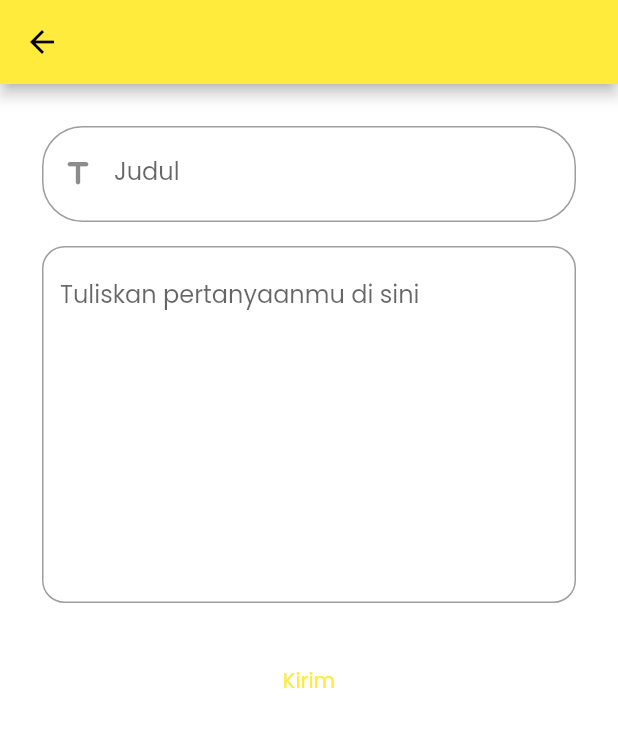
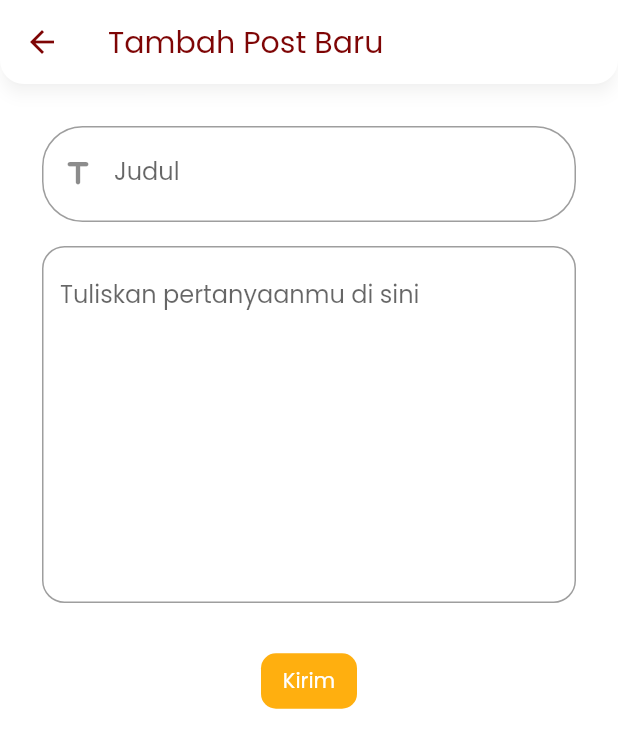
Before and after one commit to PBP-C05/do-nasi-mobile, a Flutter app: the AddQuestionForm screen opened directly, on a phone screen of 412 x 824 dp. Shown: the top 748 px of the screen. Run offline on Flutter 3.47's test engine with Material 2 defaults, Android fonts, the phone set to English and light mode, and no system bars; our stand-ins replace carousel_slider, countup, google_nav_bar, line_icons; missing offline and left inert: date_count_down, pbp_django_auth.

Commit message:
textfield layout change + form page edit

```diff
--- a/lib/page/add_question.dart
+++ b/lib/page/add_question.dart
@@ -66,7 +66,18 @@ class _AddQuestionFormState extends State<AddQuestionForm> {
     // print(request.toString());
 
     return Scaffold(
-      appBar: AppBar(),
+      appBar: AppBar(
+        title: Text("Tambah Post Baru"),
+        shape: const RoundedRectangleBorder(
+          borderRadius: BorderRadius.vertical(
+            bottom: Radius.circular(16),
+          )
+        ),
+        backgroundColor: Colors.white,
+        foregroundColor: Color.fromARGB(255, 126, 5, 5),
+        shadowColor: Color.fromARGB(28, 113, 113, 105),
+        elevation: 4,
+      ),
       body: Form(
         key: _postFormKey,
         child: SingleChildScrollView(
@@ -163,6 +174,13 @@ class _AddQuestionFormState extends State<AddQuestionForm> {
                         _showPopUpAfter();
                       }
                     },
+                    style: TextButton.styleFrom(
+                      backgroundColor: Color.fromARGB(255, 255, 175, 15),
+                      foregroundColor: Colors.white,
+                      shape: RoundedRectangleBorder(
+                        borderRadius: BorderRadius.all(Radius.circular(10)),
+                      ),
+                    ),
                     child: const Text("Kirim"),
                   ),
                 ),
--- a/lib/page/question_detail.dart
+++ b/lib/page/question_detail.dart
@@ -22,7 +22,7 @@ class _QuestionDetailPageState extends State<QuestionDetailPage> {
     final request = context.watch<CookieRequest>();
 
     return Scaffold(
-      resizeToAvoidBottomInset: false,
+      resizeToAvoidBottomInset: true,
       appBar: AppBar(
         title: Text("Post"),
         shape: const RoundedRectangleBorder(
```
